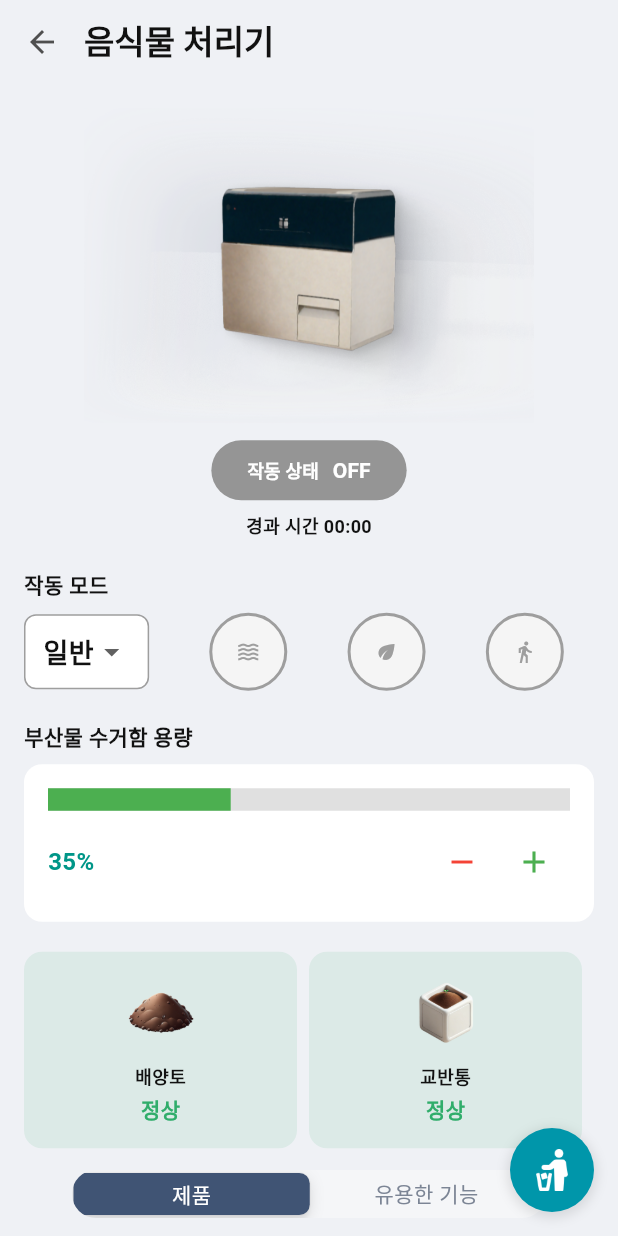
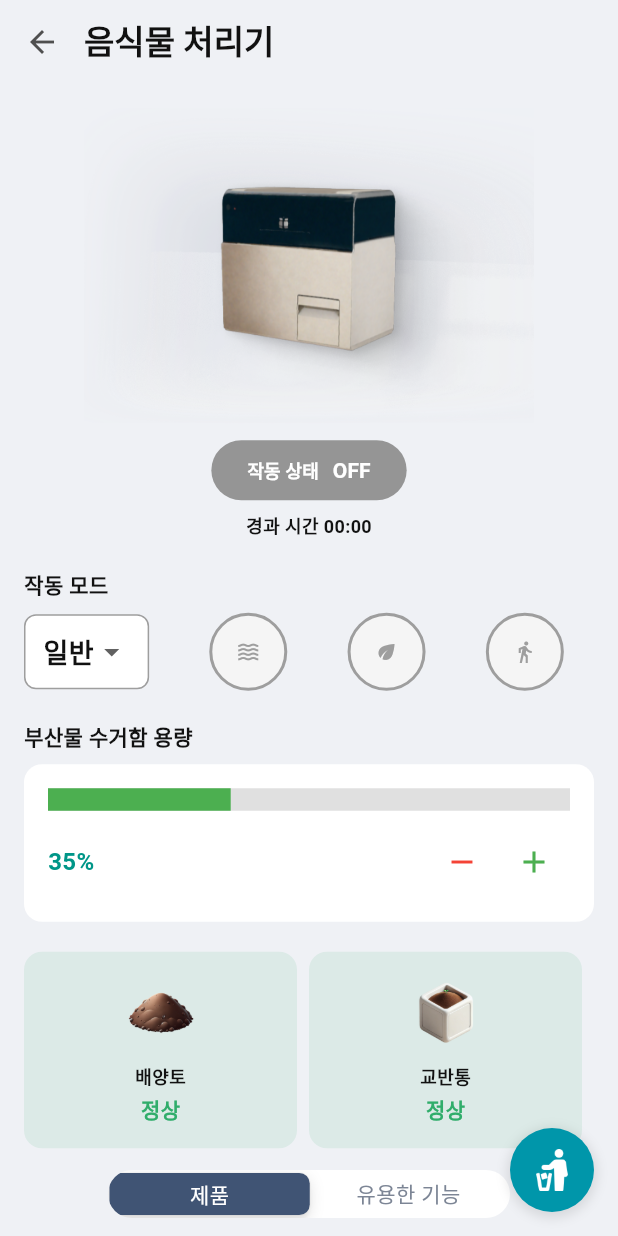
Before and after one commit to 5MinHaAll/5minha_lg-newzen, a Flutter app: the DeviceOn screen opened directly, on a phone screen of 412 x 824 dp. Run offline on Flutter 3.47's test engine with Material 3 defaults, Android fonts, the phone set to English and light mode, and no system bars; our stand-ins replace camera, firebase_auth, firebase_core, google_fonts, image_picker; missing offline and left inert: flutter_vision; accounts and stored records are empty; Roboto replaces fonts that are missing (Lg).

Commit message:
Design: Sliding segment control 수정

```diff
--- a/lib/components/sliding_segment_control.dart
+++ b/lib/components/sliding_segment_control.dart
@@ -19,7 +19,7 @@ class SlidingSegmentControl extends StatelessWidget {
     return Container(
       height: 56,
       color: AppColors.secondaryBackground,
-      padding: const EdgeInsets.symmetric(horizontal: 48, vertical: 12),
+      padding: const EdgeInsets.symmetric(horizontal: 72, vertical: 12),
       child: Container(
         decoration: BoxDecoration(
           borderRadius: BorderRadius.circular(height / 2),
@@ -28,7 +28,7 @@ class SlidingSegmentControl extends StatelessWidget {
         child: CupertinoSlidingSegmentedControl<int>(
           groupValue: selectedIndex,
           onValueChanged: onValueChanged,
-          backgroundColor: const Color(0xFFF5F6F8),
+          backgroundColor: AppColors.primaryBackground,
           thumbColor: const Color(0xFF405474),
           padding: const EdgeInsets.all(2), // 내부 패딩 줄임
           children: {
@@ -44,7 +44,7 @@ class SlidingSegmentControl extends StatelessWidget {
     return Container(
       width: double.infinity,
       height: 28, // 높이 줄임
-      padding: const EdgeInsets.symmetric(horizontal: 12), // 좌우 패딩 추가
+      padding: const EdgeInsets.symmetric(horizontal: 8), // 좌우 패딩 추가
       decoration: BoxDecoration(
         borderRadius: BorderRadius.circular(14), // height의 절반
       ),
```
